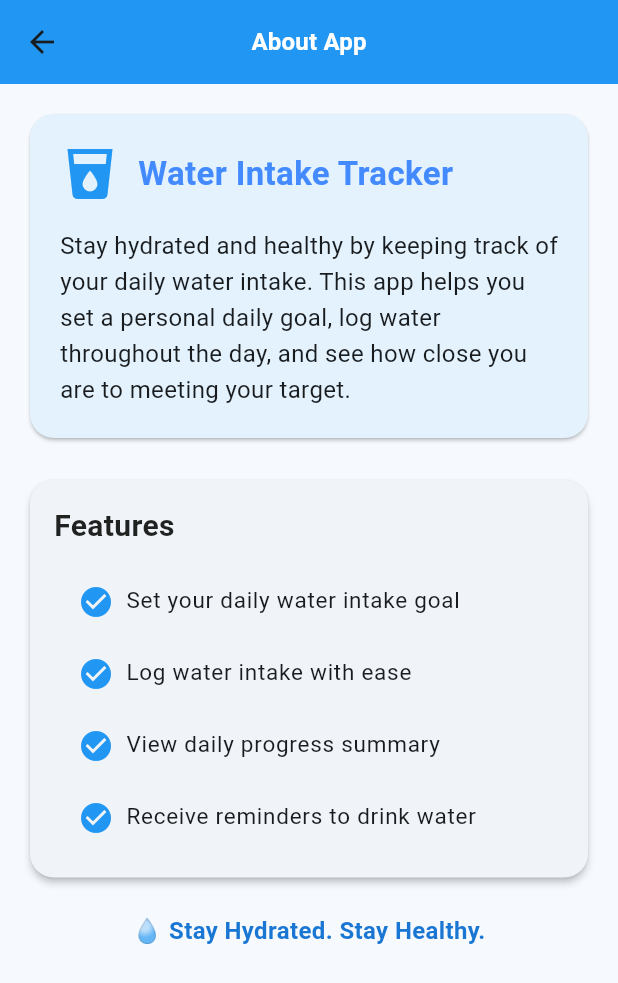
After one commit to shahzaib0779/water_intaker, a Flutter app: the AboutScreen screen opened directly, on a phone screen of 412 x 824 dp. The commit adds this screen. Shown: the top 983 px of the screen. Run offline on Flutter 3.47's test engine with Material 3 defaults, Android fonts, the light colour scheme and no system bars; our stand-ins replace fl_chart, shared_preferences; accounts and stored records are empty; network calls fail.

Commit message:
Add About and Contact screens with UI components
- Implemented AboutScreen with details about the app and its features.
- Created ContactPage for user inquiries with email, phone, and website information.
- Enhanced UI with cards and styled text for better user experience.

```diff
--- a/lib/data/water_data.dart
+++ b/lib/data/water_data.dart
@@ -8,6 +8,8 @@ import 'package:water_intaker/utils/date_helper.dart';
 class WaterData extends ChangeNotifier {
 
   List<WaterModel> waterDataList=[];
+  double _dailyTarget = 3700.0; // default
+
 
   //Add Water
    void saveWater(WaterModel water) async{
@@ -148,5 +150,11 @@ Map<String,double> calculateDailyWaterSummary()
 
   return dailyWaterIntake;
 }
+  double get dailyTarget => _dailyTarget;
+
+  void updateDailyTarget(double target) {
+    _dailyTarget = target;
+    notifyListeners();
+  }
 
 }
--- /dev/null
+++ b/lib/pages/aboutScreen.dart
@@ -0,0 +1,116 @@
+import 'package:flutter/material.dart';
+
+class AboutScreen extends StatelessWidget {
+  const AboutScreen({super.key});
+
+  @override
+  Widget build(BuildContext context) {
+    return Scaffold(
+      appBar: AppBar(
+        title: Text("About App",style: Theme.of(context).textTheme.titleMedium!.copyWith(fontWeight: FontWeight.bold,color: Colors.white),),
+        backgroundColor: Colors.blue,
+        centerTitle: true,
+      ),
+      body: ListView(
+        padding: const EdgeInsets.all(16),
+        children: [
+          Card(
+            color: Colors.blue.shade50,
+            shape: RoundedRectangleBorder(
+              borderRadius: BorderRadius.circular(16),
+            ),
+            child: Padding(
+              padding: const EdgeInsets.all(20),
+              child: Column(
+                crossAxisAlignment: CrossAxisAlignment.start,
+                children: const [
+                  Row(
+                    children: [
+                      Icon(Icons.local_drink, size: 40, color: Colors.blue),
+                      SizedBox(width: 12),
+                      Expanded(
+                        child: Text(
+                          "Water Intake Tracker",
+                          style: TextStyle(
+                            fontSize: 22,
+                            fontWeight: FontWeight.bold,
+                            color: Colors.blueAccent,
+                          ),
+                          overflow: TextOverflow.ellipsis,
+                        ),
+                      ),
+                    ],
+                  ),
+                  SizedBox(height: 16),
+                  Text(
+                    "Stay hydrated and healthy by keeping track of your daily "
+                    "water intake. This app helps you set a personal daily "
+                    "goal, log water throughout the day, and see how close "
+                    "you are to meeting your target.",
+                    style: TextStyle(fontSize: 16, height: 1.5),
+                  ),
+                ],
+              ),
+            ),
+          ),
+          const SizedBox(height: 20),
+          Card(
+            elevation: 2,
+            shape: RoundedRectangleBorder(
+              borderRadius: BorderRadius.circular(16),
+            ),
+            child: Padding(
+              padding: const EdgeInsets.all(16),
+              child: Column(
+                crossAxisAlignment: CrossAxisAlignment.start,
+                children: [
+                  const Text(
+                    "Features",
+                    style: TextStyle(
+                      fontSize: 20,
+                      fontWeight: FontWeight.bold,
+                      color: Colors.black87,
+                    ),
+                  ),
+                  const SizedBox(height: 12),
+                  ...[
+                    "Set your daily water intake goal",
+                    "Log water intake with ease",
+                    "View daily progress summary",
+                    "Receive reminders to drink water",
+                  ].map(
+                    (feature) => ListTile(
+                      dense: true,
+                      minLeadingWidth: 0,
+                      horizontalTitleGap: 8,
+                      leading: const Icon(Icons.check_circle, color: Colors.blue),
+                      title: Text(
+                        feature,
+                        style: const TextStyle(fontSize: 15),
+                        softWrap: true,
+                        overflow: TextOverflow.visible,
+                      ),
+                    ),
+                  ),
+                ],
+              ),
+            ),
+          ),
+          const SizedBox(height: 20),
+          Center(
+            child: Text(
+              "💧 Stay Hydrated. Stay Healthy.",
+              style: TextStyle(
+                fontSize: 16,
+                fontWeight: FontWeight.w600,
+                color: Colors.blue.shade700,
+              ),
+              textAlign: TextAlign.center,
+              softWrap: true,
+            ),
+          ),
+        ],
+      ),
+    );
+  }
+}
--- a/pubspec.yaml
+++ b/pubspec.yaml
@@ -34,6 +34,7 @@ dependencies:
     sdk: flutter
   http: ^1.5.0
   provider: ^6.1.5+1
+  shared_preferences: ^2.5.3
 
 dev_dependencies:
   flutter_lints: ^5.0.0
```
Also changed, not shown: lib/pages/home_page.dart (+143 -7 lines), lib/pages/settings_screen.dart (added, +97 -0 lines), pubspec.lock, 22 other files.
